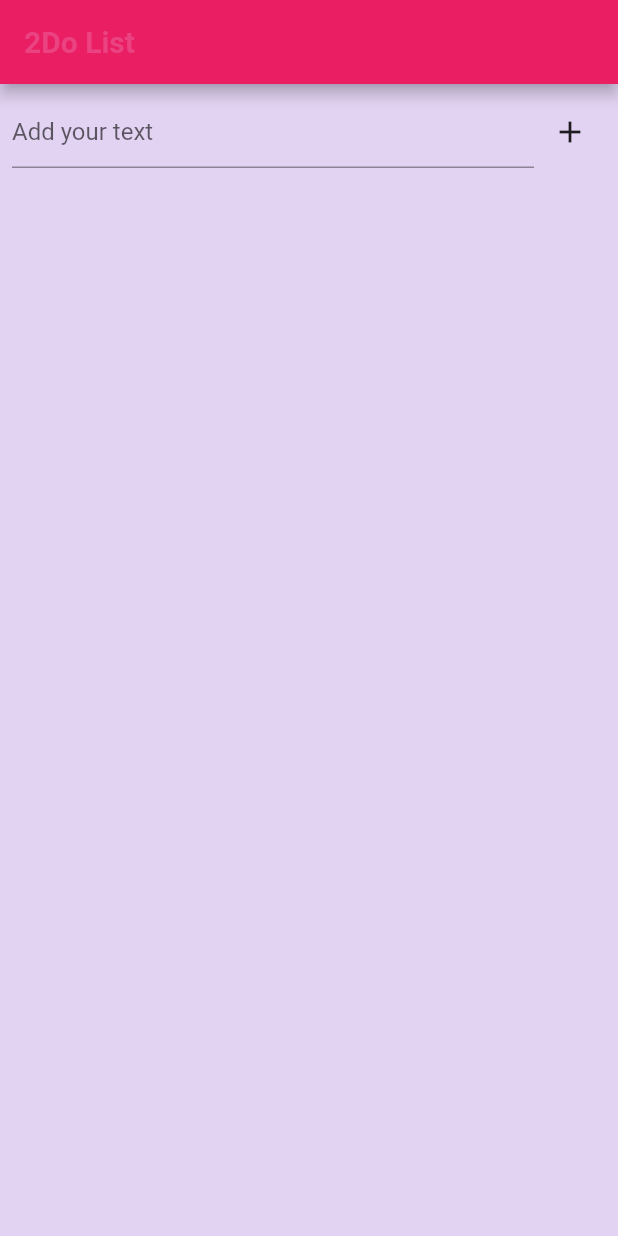
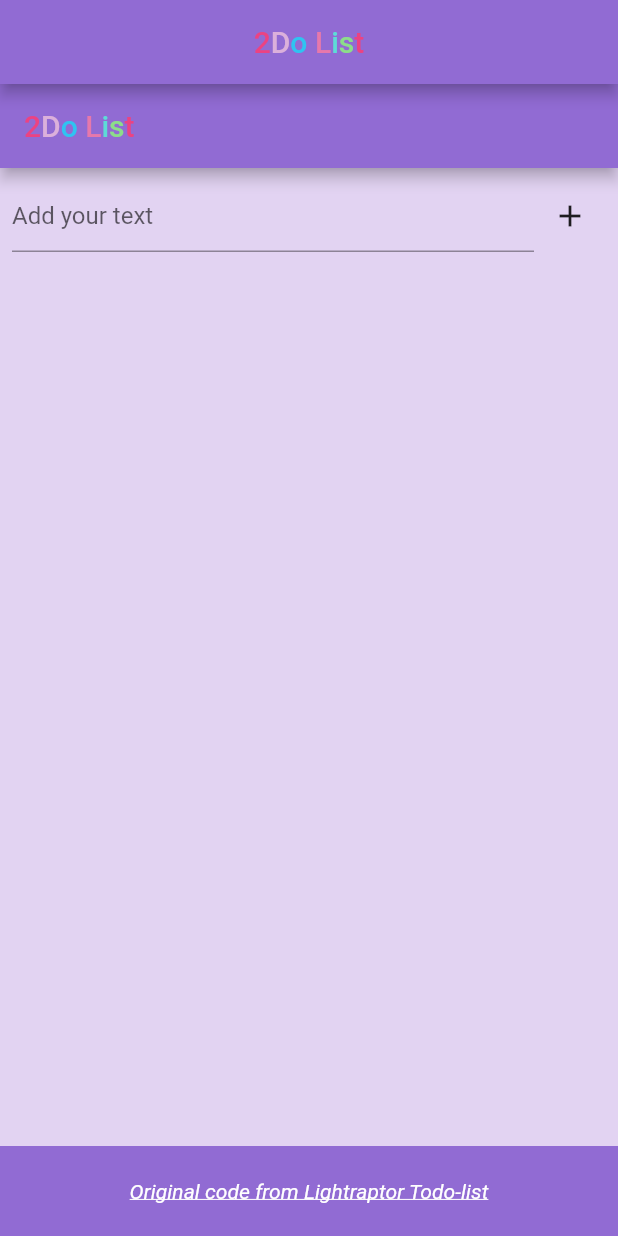
Before and after one commit to Kaze2508/2DoList, a Flutter app: the screen it shows after launch, on a phone screen of 412 x 824 dp. Run offline on Flutter 3.47's test engine with Material 2 defaults, Android fonts, the phone set to English and light mode, and no system bars; Roboto replaces fonts that are missing (Roboto Mono).

Commit message:
Nearly Finish Beta 1

```diff
--- a/lib/main.dart
+++ b/lib/main.dart
@@ -1,27 +1,136 @@
 import 'package:flutter/material.dart';
+import 'package:url_launcher/url_launcher.dart';
 
 void main() {
   runApp(ToDoListApp());
 }
 
 class ToDoListApp extends StatelessWidget {
+  final Color primaryColor = const Color(0xFF916BD3); // Replace with #916bd3
+
+  final MaterialColor customPrimarySwatch = MaterialColor(
+    0xFF916BD3,
+    <int, Color>{
+      50: Color(0xFFE5DBF4),
+      100: Color(0xFFD2C2E8),
+      200: Color(0xFFBFABDB),
+      300: Color(0xFFAD93CE),
+      400: Color(0xFF9A7AC1),
+      500: Color(0xFF8852B5),
+      600: Color(0xFF7A47A0),
+      700: Color(0xFF6B3C8B),
+      800: Color(0xFF5D3276),
+      900: Color(0xFF4F275E),
+    },
+  );
+
   @override
   Widget build(BuildContext context) {
     return MaterialApp(
+      debugShowCheckedModeBanner: false,
       title: 'To Do List',
       theme: ThemeData(
-        primarySwatch: Colors.pink, // Replace with desired primary color
-        scaffoldBackgroundColor: Color(0xFFE2D3F2), // Replace with BTS color
+        primarySwatch: customPrimarySwatch,
+        scaffoldBackgroundColor: const Color(0xFFE2D3F2),
         textTheme: TextTheme(
           bodyText2: TextStyle(
             fontFamily: 'Roboto Mono',
           ),
         ),
       ),
-      home: ToDoListScreen(),
+      home: Scaffold(
+        appBar: AppBar(
+          title: Text.rich(
+            TextSpan(
+              children: [
+                ColoredTextSpan(
+                  text: '2',
+                  color: Color(0xFFEB4382),
+                ),
+                ColoredTextSpan(
+                  text: 'D',
+                  color: Color(0xFFDBB0DB),
+                ),
+                ColoredTextSpan(
+                  text: 'o',
+                  color: Color(0xFF2FC3F1),
+                ),
+                ColoredTextSpan(
+                  text: ' ',
+                  color: Color(0xFFFAE881),
+                ),
+                ColoredTextSpan(
+                  text: 'L',
+                  color: Color(0xFFE678AB),
+                ),
+                ColoredTextSpan(
+                  text: 'i',
+                  color: Color(0xFF5DDBD7),
+                ),
+                ColoredTextSpan(
+                  text: 's',
+                  color: Color(0xFF8CDE89),
+                ),
+                ColoredTextSpan(
+                  text: 't',
+                  color: Color(0xFFEB4382),
+                ),
+              ],
+            ),
+          ),
+          centerTitle: true,
+        ),
+        body: ToDoListScreen(),
+        bottomNavigationBar: Container(
+          height: 60,
+          color: primaryColor,
+          child: Center(
+            child: GestureDetector(
+              onTap: () {
+                launch('https://lightraptor2310.github.io/to-do-list/');
+              },
+              child: Text(
+                'Original code from Lightraptor Todo-list',
+                style: TextStyle(
+                  color: Colors.white,
+                  fontSize: 14,
+                  fontStyle: FontStyle.italic,
+                  decoration: TextDecoration.underline,
+                ),
+              ),
+            ),
+          ),
+        ),
+      ),
     );
   }
 }
+      // home: ToDoListScreen(),
+//       body: ToDoListScreen(),
+//       bottomNavigationBar: Container(
+//         height: 60,
+//         color: primaryColor,
+//         child: Center(
+//           child: GestureDetector(
+//             onTap: () {
+//               launch('https://lightraptor2310.github.io/to-do-list/');
+//             },
+//             child: Text(
+//               'Original code from Lightraptor Todo-list',
+//               style: TextStyle(
+//                 color: Colors.white,
+//                 fontSize: 14,
+//                 fontStyle: FontStyle.italic,
+//                 decoration: TextDecoration.underline,
+//               ),
+//             ),
+//           ),
+//         ),
+//       ),
+//     // ),
+//     );
+//   }
+// }
 
 class ToDoListScreen extends StatefulWidget {
   @override
@@ -31,6 +140,7 @@ class ToDoListScreen extends StatefulWidget {
 class _ToDoListScreenState extends State<ToDoListScreen> {
   TextEditingController _inputController = TextEditingController();
   List<String> _tasks = [];
+  List<bool> _taskCompleted = [];
   int _editingIndex = -1;
   TextEditingController _editingController = TextEditingController();
 
@@ -40,6 +150,7 @@ class _ToDoListScreenState extends State<ToDoListScreen> {
     if (taskName.isNotEmpty) {
       setState(() {
         _tasks.add(taskName);
+        _taskCompleted.add(false); // Initialize task completion status
         _inputController.clear();
       });
     }
@@ -56,6 +167,7 @@ class _ToDoListScreenState extends State<ToDoListScreen> {
   void _deleteTask(int index) {
     setState(() {
       _tasks.removeAt(index);
+      _taskCompleted.removeAt(index); // Remove task completion status
       if (_editingIndex == index) {
         _editingIndex = -1;
         _editingController.clear();
@@ -63,16 +175,52 @@ class _ToDoListScreenState extends State<ToDoListScreen> {
     });
   }
 
+  void _toggleTaskCompletion(int index) {
+    setState(() {
+      _taskCompleted[index] = !_taskCompleted[index];
+    });
+  }
+
   @override
   Widget build(BuildContext context) {
     return Scaffold(
       appBar: AppBar(
-        title: Text(
-          '2Do List',
-          style: TextStyle(
-            color: Color(0xFFEB4382), // Replace with desired color
-            fontSize: 20,
-            fontWeight: FontWeight.bold,
+        title: Text.rich(
+          TextSpan(
+            children: [
+              ColoredTextSpan(
+                text: '2',
+                color: Color(0xFFEB4382),
+              ),
+              ColoredTextSpan(
+                text: 'D',
+                color: Color(0xFFDBB0DB),
+              ),
+              ColoredTextSpan(
+                text: 'o',
+                color: Color(0xFF2FC3F1),
+              ),
+              ColoredTextSpan(
+                text: ' ',
+                color: Color(0xFFFAE881),
+              ),
+              ColoredTextSpan(
+                text: 'L',
+                color: Color(0xFFE678AB),
+              ),
+              ColoredTextSpan(
+                text: 'i',
+                color: Color(0xFF5DDBD7),
+              ),
+              ColoredTextSpan(
+                text: 's',
+                color: Color(0xFF8CDE89),
+              ),
+              ColoredTextSpan(
+                text: 't',
+                color: Color(0xFFEB4382),
+              ),
+            ],
           ),
         ),
       ),
@@ -119,10 +267,14 @@ class _ToDoListScreenState extends State<ToDoListScreen> {
                   );
                 } else {
                   return ListTile(
+                    leading: Checkbox(
+                      value: _taskCompleted[index],
+                      onChanged: (value) => _toggleTaskCompletion(index),
+                    ),
                     title: Text(
                       _tasks[index],
                       style: TextStyle(
-                        decoration: TextDecoration.none,
+                        decoration: _taskCompleted[index] ? TextDecoration.lineThrough : TextDecoration.none,
                       ),
                     ),
                     trailing: Row(
@@ -156,3 +308,13 @@ class _ToDoListScreenState extends State<ToDoListScreen> {
     );
   }
 }
+
+class ColoredTextSpan extends TextSpan {
+  ColoredTextSpan({
+    required String text, // Mark 'text' parameter as required
+    required Color color,
+  }) : super(
+    text: text,
+    style: TextStyle(color: color),
+  );
+}
--- a/pubspec.yaml
+++ b/pubspec.yaml
@@ -30,6 +30,7 @@ environment:
 dependencies:
   flutter:
     sdk: flutter
+  url_launcher: ^6.1.12
 
 
   # The following adds the Cupertino Icons font to your application.
```
Also changed, not shown: pubspec.lock, 3 other files.
